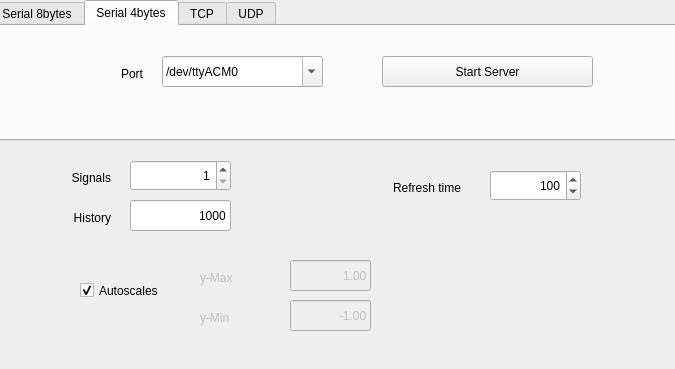
robertobucher/pysimCoder, file BlockEditor/pyplt.ui: the form before one commit.
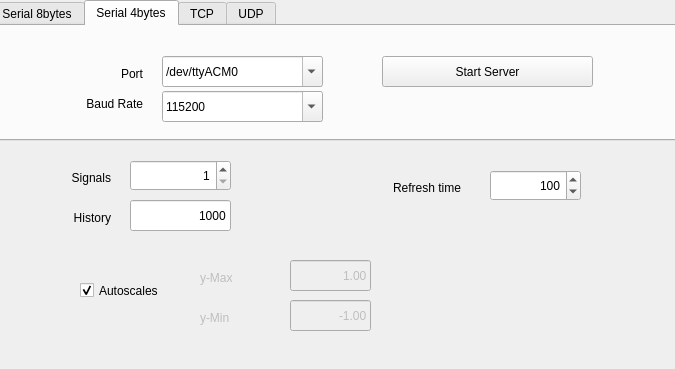
The form after the commit. The open tabs and pages were chosen to show the change.

Commit message:
RTScope: add option to select baud rate from the scope widget
This commit adds option to select baud rate for serial port (8 and 4 bits)
for RTScope tool from the graphical widget before starting the server instead of rewriting
the value in RTScope.py file.

Patch:
```diff
--- a/BlockEditor/pyplt.ui
+++ b/BlockEditor/pyplt.ui
@@ -338,6 +338,63 @@
       <set>Qt::AlignRight|Qt::AlignTrailing|Qt::AlignVCenter</set>
      </property>
     </widget>
+    <widget class="QLabel" name="label">
+     <property name="geometry">
+      <rect>
+       <x>40</x>
+       <y>70</y>
+       <width>111</width>
+       <height>16</height>
+      </rect>
+     </property>
+     <property name="text">
+      <string>Baud Rate</string>
+     </property>
+     <property name="alignment">
+      <set>Qt::AlignRight|Qt::AlignTrailing|Qt::AlignVCenter</set>
+     </property>
+    </widget>
+    <widget class="QComboBox" name="ser4BaudRate">
+     <property name="geometry">
+      <rect>
+       <x>170</x>
+       <y>65</y>
+       <width>161</width>
+       <height>31</height>
+      </rect>
+     </property>
+     <property name="editable">
+      <bool>true</bool>
+     </property>
+     <property name="currentIndex">
+      <number>2</number>
+     </property>
+     <item>
+      <property name="text">
+       <string>9600</string>
+      </property>
+     </item>
+     <item>
+      <property name="text">
+       <string>57600</string>
+      </property>
+     </item>
+     <item>
+      <property name="text">
+       <string>115200</string>
+      </property>
+     </item>
+     <item>
+      <property name="text">
+       <string>576000</string>
+      </property>
+     </item>
+     <item>
+      <property name="text">
+       <string>1200000</string>
+      </property>
+     </item>
+    </widget>
     <widget class="QPushButton" name="pbStart_ser4">
      <property name="geometry">
       <rect>
```
Left out of the diff: 67 changed lines with no effect on the pictures. The commit also changes 1 other file.
